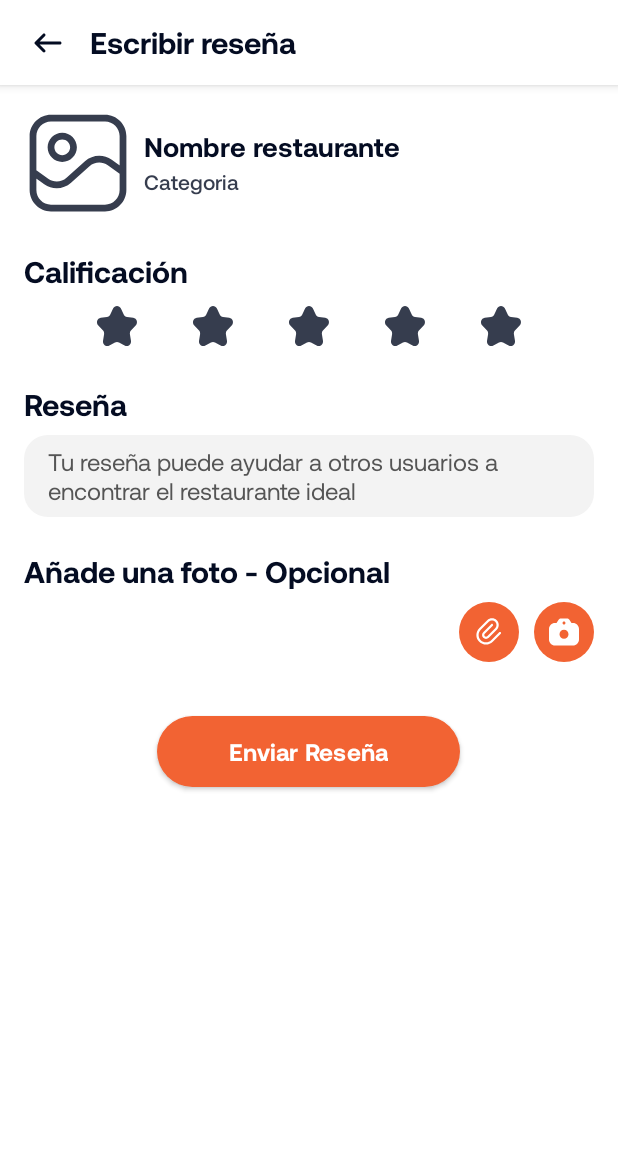
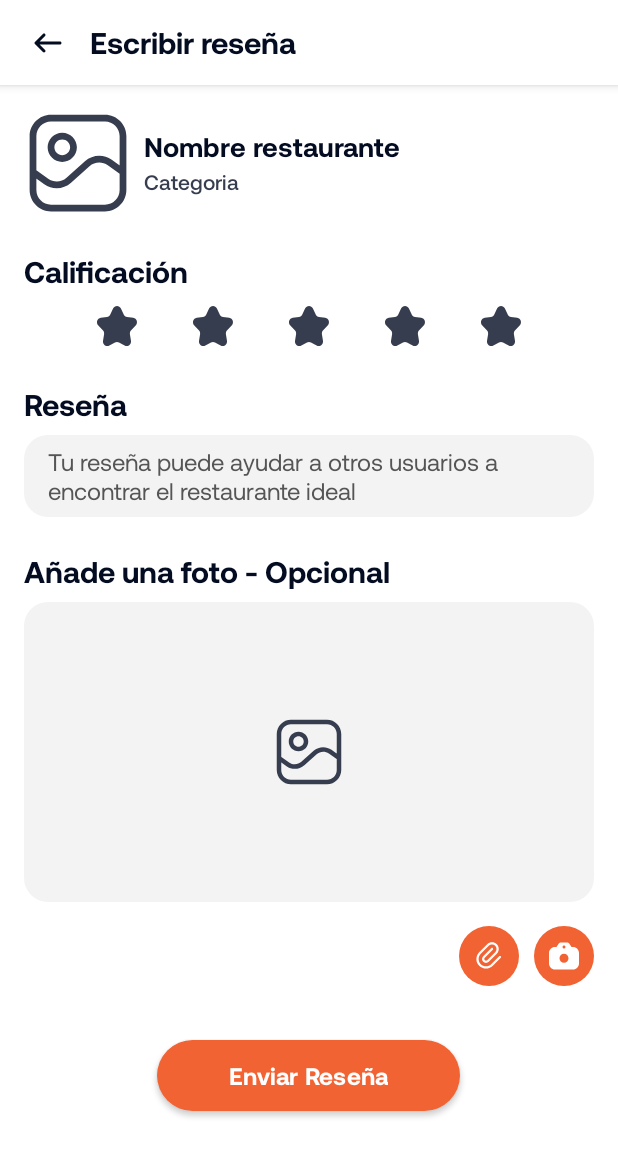
Before and after one commit to angelb5/Tablemate, an Android app: the ClienteWriteReviewActivity screen opened directly, with no data from a screen before it, on a phone screen of 412 x 824 dp. Shown: the top 1157 px of the screen. Run offline under Robolectric (Android 15) with nearby library versions, the phone set to English and light mode, and no system bars; our stand-ins replace Firebase (no records; nobody signed in at launch, a user with empty details on screens opened directly); pictures from the network do not load; 1 statement that could not run was skipped.

Commit message:
Update reseña, falta foto

```diff
--- a/app/src/main/java/pe/edu/pucp/tablemate/Cliente/ClienteDetailsRestaurantActivity.java
+++ b/app/src/main/java/pe/edu/pucp/tablemate/Cliente/ClienteDetailsRestaurantActivity.java
@@ -286,6 +286,12 @@ public class ClienteDetailsRestaurantActivity extends AppCompatActivity {
         writeReviewIntent.putExtra("restaurant", restaurant);
         writeReviewActivityResultLauncher.launch(writeReviewIntent);
     }
+    public void goToEditReview(View view){
+        Intent writeReviewIntent = new Intent(ClienteDetailsRestaurantActivity.this, ClienteWriteReviewActivity.class);
+        writeReviewIntent.putExtra("restaurant", restaurant);
+        writeReviewIntent.putExtra("userReview", userReview);
+        writeReviewActivityResultLauncher.launch(writeReviewIntent);
+    }
     ActivityResultLauncher<Intent> writeReviewActivityResultLauncher = registerForActivityResult(
             new ActivityResultContracts.StartActivityForResult(), new ActivityResultCallback<ActivityResult>() {
                 @Override
--- a/app/src/main/res/layout/activity_cliente_details_restaurant.xml
+++ b/app/src/main/res/layout/activity_cliente_details_restaurant.xml
@@ -351,6 +351,7 @@
                     <Button
                         android:layout_marginEnd="8dp"
                         style="@style/BtnText"
+                        android:onClick="goToEditReview"
                         android:drawableLeft="@drawable/ic_menu_edit_checked"
                         android:text="Editar"
                         android:layout_width="wrap_content"
--- a/app/src/main/res/layout/activity_cliente_write_review.xml
+++ b/app/src/main/res/layout/activity_cliente_write_review.xml
@@ -152,6 +152,7 @@
                 android:text="Reseña"/>
             <EditText
                 style="@style/InputGrey"
+                android:minLines="2"
                 android:id="@+id/etClienteWriteReviewContent"
                 android:hint="Tu reseña puede ayudar a otros usuarios a encontrar el restaurante ideal"
                 android:inputType="textMultiLine"
@@ -161,10 +162,20 @@
 
             <TextView
                 style="@style/DarkBold20"
-                android:layout_marginBottom="8dp"
                 android:layout_width="match_parent"
                 android:layout_height="wrap_content"
-                android:text="Añade una foto - Opcional"/>
+                android:layout_marginBottom="8dp"
+                android:text="Añade una foto - Opcional" />
+
+            <com.google.android.material.imageview.ShapeableImageView
+                android:id="@+id/ivClienteWriteReviewReview"
+                android:layout_width="match_parent"
+                android:layout_height="200dp"
+                android:background="@color/grey_light"
+                app:shapeAppearanceOverlay="@style/roundedCornersImageView"
+                android:src="@drawable/ic_image_placeholder_48"
+                android:scaleType="centerInside"
+                android:layout_marginBottom="16dp"/>
 
             <ProgressBar
                 android:id="@+id/pbClienteWriteReviewPhoto"
@@ -198,7 +209,7 @@
             </LinearLayout>
 
             <Button
-                android:onClick="crearReviewFirebase"
+                android:onClick="enviarReview"
                 android:id="@+id/btnClienteWriteReviewEnviar"
                 style="@style/BtnPrimary"
                 android:layout_gravity="center"
--- a/app/src/main/res/values/themes.xml
+++ b/app/src/main/res/values/themes.xml
@@ -241,6 +241,7 @@
     </style>
 
     <style name="BtnText" parent="Widget.Material3.Button.TextButton">
+        <item name="background">?android:attr/selectableItemBackgroundBorderless</item>
         <item name="android:paddingVertical">14dp</item>
         <item name="android:textColor">@color/orange_main</item>
         <item name="android:fontFamily">@font/aeonik_medium</item>
```
Also changed, not shown: app/src/main/java/pe/edu/pucp/tablemate/Cliente/ClienteWriteReviewActivity.java (+53 -16 lines).
